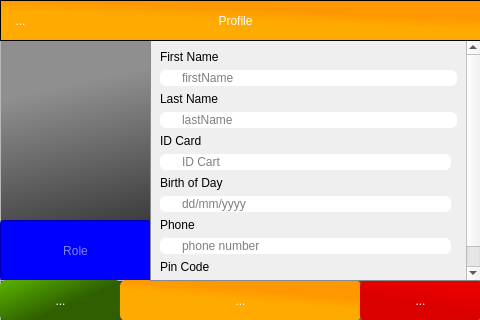
The window that HPOS/userdetail.ui (MinniHai/HPoS_Pi) describes before a commit, drawn with Qt 5.
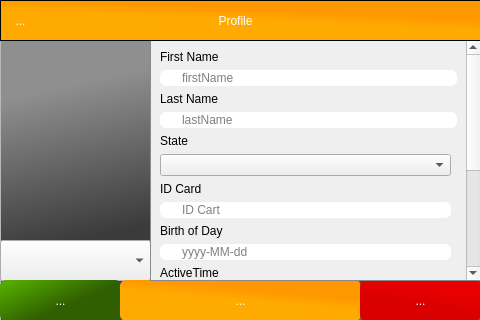
The same window after the commit. Icons and pictures are not drawn.

The edit to the form file:
```diff
--- a/HPOS/userdetail.ui
+++ b/HPOS/userdetail.ui
@@ -53,7 +53,7 @@
 	background-color: qlineargradient(spread:pad, x1:0.528, y1:0.749227, x2:0.795, y2:0.209818, stop:0.1875 rgba(218, 0, 0, 255), stop:0.818182 rgba(232, 0, 0, 255));
 
 }
-#btnAdd{
+#btnClear{
 background-color: qlineargradient(spread:pad, x1:0.637, y1:0.279591, x2:0.489, y2:0.574, stop:0 rgba(255, 151, 0, 255), stop:0.75 rgba(255, 170, 0, 255));
 	
 }
@@ -77,42 +77,15 @@
    <property name="frameShadow">
     <enum>QFrame::Raised</enum>
    </property>
-   <widget class="QLineEdit" name="ledRole">
+   <widget class="QComboBox" name="cbRoles">
     <property name="geometry">
      <rect>
       <x>0</x>
-      <y>180</y>
+      <y>200</y>
       <width>151</width>
-      <height>61</height>
+      <height>41</height>
      </rect>
     </property>
-    <property name="styleSheet">
-     <string notr="true">
-QLineEdit
-{
-
-	background-color: rgb(0, 0, 255);
-	font: 75 20pt &quot;MS Shell Dlg 2&quot;;
-	color: rgb(255, 255, 255);
-}
-QLineEdit:hover
-{
- border: 2px solid QLinearGradient( x1: 0, y1: 0, x2: 0, y2: 1, stop: 0 #ffa02f, stop: 1 #d7801a);
-	
-}</string>
-    </property>
-    <property name="text">
-     <string/>
-    </property>
-    <property name="alignment">
-     <set>Qt::AlignCenter</set>
-    </property>
-    <property name="placeholderText">
-     <string>Role</string>
-    </property>
-    <property name="clearButtonEnabled">
-     <bool>false</bool>
-    </property>
    </widget>
   </widget>
   <widget class="QFrame" name="frame_2">
@@ -161,7 +134,7 @@
      </size>
     </property>
    </widget>
-   <widget class="QToolButton" name="btnAdd">
+   <widget class="QToolButton" name="btnClear">
     <property name="geometry">
      <rect>
       <x>120</x>
@@ -175,7 +148,7 @@
     </property>
     <property name="icon">
      <iconset resource="images.qrc">
-      <normaloff>:/images/images/AddNew.png</normaloff>:/images/images/AddNew.png</iconset>
+      <normaloff>:/images/images/Clear-icon.png</normaloff>:/images/images/Clear-icon.png</iconset>
     </property>
     <property name="iconSize">
      <size>
@@ -262,13 +235,13 @@
     <property name="geometry">
      <rect>
       <x>0</x>
-      <y>-3</y>
-      <width>312</width>
-      <height>318</height>
+      <y>0</y>
+      <width>317</width>
+      <height>450</height>
      </rect>
     </property>
     <layout class="QGridLayout" name="gridLayout">
-     <item row="11" column="0">
+     <item row="12" column="0">
       <widget class="QLineEdit" name="ledDOB">
        <property name="sizePolicy">
         <sizepolicy hsizetype="Expanding" vsizetype="Expanding">
@@ -289,21 +262,21 @@
         <string/>
        </property>
        <property name="placeholderText">
-        <string>dd/mm/yyyy</string>
+        <string>yyyy-MM-dd</string>
        </property>
        <property name="clearButtonEnabled">
         <bool>true</bool>
        </property>
       </widget>
      </item>
-     <item row="14" column="0">
+     <item row="20" column="0">
       <widget class="QLabel" name="label_2">
        <property name="text">
         <string>Pin Code</string>
        </property>
       </widget>
      </item>
-     <item row="13" column="0">
+     <item row="19" column="0">
       <widget class="QLineEdit" name="ledPhone">
        <property name="placeholderText">
         <string>phone number</string>
@@ -315,6 +288,9 @@
      </item>
      <item row="2" column="0" colspan="2">
       <widget class="QLineEdit" name="ledFirstName">
+       <property name="focusPolicy">
+        <enum>Qt::StrongFocus</enum>
+       </property>
        <property name="styleSheet">
         <string notr="true"/>
        </property>
@@ -329,7 +305,7 @@
        </property>
       </widget>
      </item>
-     <item row="12" column="0">
+     <item row="18" column="0">
       <widget class="QLabel" name="label_6">
        <property name="text">
         <string>Phone</string>
@@ -343,7 +319,7 @@
        </property>
       </widget>
      </item>
-     <item row="7" column="0">
+     <item row="8" column="0">
       <widget class="QLabel" name="label_5">
        <property name="text">
         <string>ID Card</string>
@@ -373,14 +349,14 @@
        </property>
       </widget>
      </item>
-     <item row="10" column="0">
+     <item row="11" column="0">
       <widget class="QLabel" name="label">
        <property name="text">
         <string>Birth of Day</string>
        </property>
       </widget>
      </item>
-     <item row="9" column="0">
+     <item row="10" column="0">
       <widget class="QLineEdit" name="ledIdCard">
        <property name="placeholderText">
         <string>ID Cart</string>
@@ -390,8 +366,11 @@
        </property>
       </widget>
      </item>
-     <item row="15" column="0">
+     <item row="21" column="0">
       <widget class="QLineEdit" name="ledPinCode">
+       <property name="echoMode">
+        <enum>QLineEdit::PasswordEchoOnEdit</enum>
+       </property>
        <property name="placeholderText">
         <string>Pin code</string>
        </property>
@@ -400,6 +379,58 @@
        </property>
       </widget>
      </item>
+     <item row="22" column="0">
+      <widget class="QLabel" name="label_9">
+       <property name="text">
+        <string>Password</string>
+       </property>
+      </widget>
+     </item>
+     <item row="14" column="0">
+      <widget class="QLineEdit" name="ledActiveTime">
+       <property name="readOnly">
+        <bool>true</bool>
+       </property>
+      </widget>
+     </item>
+     <item row="5" column="0">
+      <widget class="QLabel" name="label_10">
+       <property name="text">
+        <string>State</string>
+       </property>
+      </widget>
+     </item>
+     <item row="13" column="0">
+      <widget class="QLabel" name="label_11">
+       <property name="text">
+        <string>ActiveTime</string>
+       </property>
+      </widget>
+     </item>
+     <item row="23" column="0">
+      <widget class="QLineEdit" name="ledPwd">
+       <property name="echoMode">
+        <enum>QLineEdit::PasswordEchoOnEdit</enum>
+       </property>
+      </widget>
+     </item>
+     <item row="6" column="0">
+      <widget class="QComboBox" name="cbState"/>
+     </item>
+     <item row="17" column="0">
+      <widget class="QLineEdit" name="ledEndTime">
+       <property name="readOnly">
+        <bool>true</bool>
+       </property>
+      </widget>
+     </item>
+     <item row="16" column="0">
+      <widget class="QLabel" name="label_12">
+       <property name="text">
+        <string>EndTime</string>
+       </property>
+      </widget>
+     </item>
     </layout>
    </widget>
   </widget>
```
